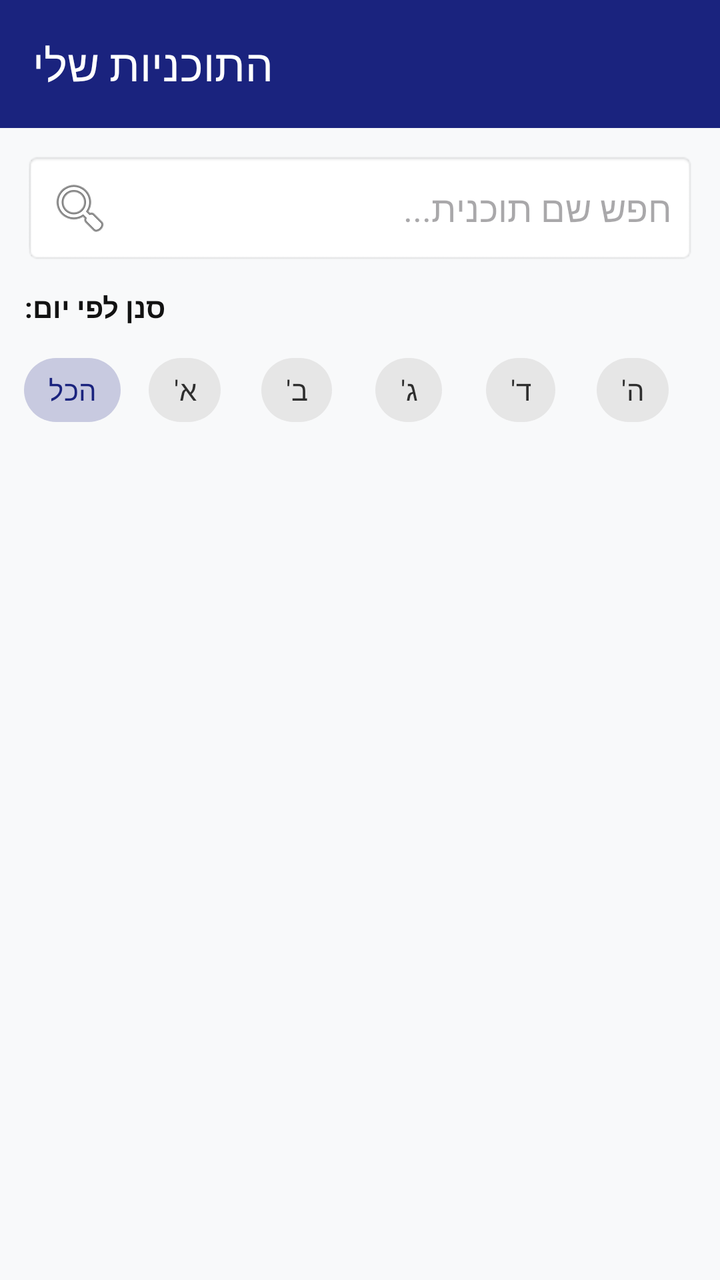
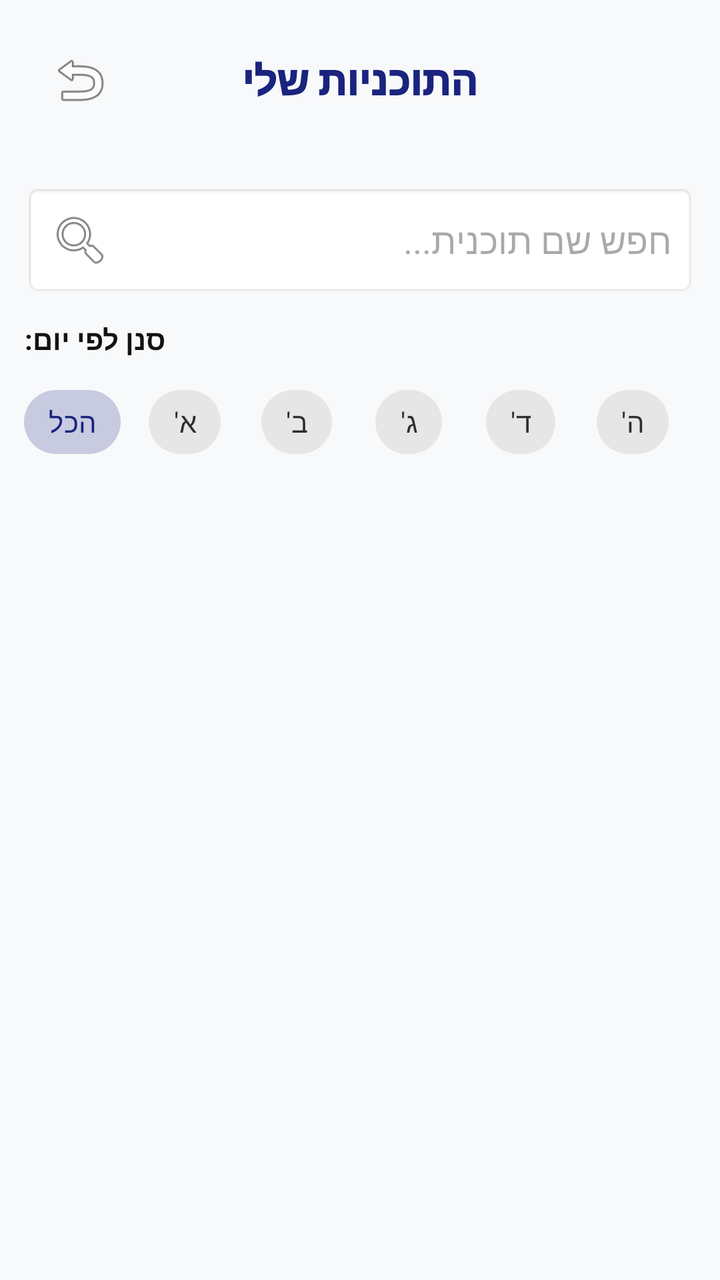

An Android layout rendered at two revisions. The XML below is the earlier revision; the diff shows what the commit changed to produce the second picture.
<!-- AndroidManifest.xml: application theme Theme.Gym_calender10 -->
<!-- res/layout/activity_item_plan.xml -->
<?xml version="1.0" encoding="utf-8"?>
<LinearLayout xmlns:android="http://schemas.android.com/apk/res/android"
    xmlns:app="http://schemas.android.com/apk/res-auto"
    android:id="@+id/main"
    android:layout_width="match_parent"
    android:layout_height="match_parent"
    android:orientation="vertical"
    android:background="@color/backgroundColor">

    <com.google.android.material.appbar.MaterialToolbar
        android:id="@+id/toolbar"
        android:layout_width="match_parent"
        android:layout_height="?attr/actionBarSize"
        android:background="@color/primaryColor"
        app:title="התוכניות שלי"
        app:titleTextColor="@android:color/white" />

    <LinearLayout
        android:layout_width="match_parent"
        android:layout_height="wrap_content"
        android:orientation="vertical"
        android:padding="12dp">

        
        <EditText
            android:id="@+id/etSearchPlan"
            android:layout_width="match_parent"
            android:layout_height="wrap_content"
            android:background="@android:drawable/editbox_background"
            android:drawableStart="@android:drawable/ic_menu_search"
            android:drawablePadding="8dp"
            android:hint="חפש שם תוכנית..."
            android:inputType="text"
            android:padding="12dp" />

        
        <TextView
            android:layout_width="wrap_content"
            android:layout_height="wrap_content"
            android:layout_marginTop="12dp"
            android:text="סנן לפי יום:"
            android:textStyle="bold"
            android:textColor="@color/primaryTextColor" />

        <HorizontalScrollView
            android:layout_width="match_parent"
            android:layout_height="wrap_content"
            android:scrollbars="none"
            android:layout_marginTop="8dp">

            <com.google.android.material.chip.ChipGroup
                android:id="@+id/cgDays"
                android:layout_width="wrap_content"
                android:layout_height="wrap_content"
                app:singleSelection="true">

                <com.google.android.material.chip.Chip
                    android:id="@+id/chipAll"
                    style="@style/Widget.MaterialComponents.Chip.Choice"
                    android:layout_width="wrap_content"
                    android:layout_height="wrap_content"
                    android:text="הכל"
                    android:checked="true" />

                <com.google.android.material.chip.Chip
                    android:id="@+id/chipSun"
                    style="@style/Widget.MaterialComponents.Chip.Choice"
                    android:layout_width="wrap_content"
                    android:layout_height="wrap_content"
                    android:text="א'" />

                <com.google.android.material.chip.Chip
                    android:id="@+id/chipMon"
                    style="@style/Widget.MaterialComponents.Chip.Choice"
                    android:layout_width="wrap_content"
                    android:layout_height="wrap_content"
                    android:text="ב'" />

                <com.google.android.material.chip.Chip
                    android:id="@+id/chipTue"
                    style="@style/Widget.MaterialComponents.Chip.Choice"
                    android:layout_width="wrap_content"
                    android:layout_height="wrap_content"
                    android:text="ג'" />

                <com.google.android.material.chip.Chip
                    android:id="@+id/chipWed"
                    style="@style/Widget.MaterialComponents.Chip.Choice"
                    android:layout_width="wrap_content"
                    android:layout_height="wrap_content"
                    android:text="ד'" />

                <com.google.android.material.chip.Chip
                    android:id="@+id/chipThu"
                    style="@style/Widget.MaterialComponents.Chip.Choice"
                    android:layout_width="wrap_content"
                    android:layout_height="wrap_content"
                    android:text="ה'" />

                <com.google.android.material.chip.Chip
                    android:id="@+id/chipFri"
                    style="@style/Widget.MaterialComponents.Chip.Choice"
                    android:layout_width="wrap_content"
                    android:layout_height="wrap_content"
                    android:text="ו'" />

                <com.google.android.material.chip.Chip
                    android:id="@+id/chipSat"
                    style="@style/Widget.MaterialComponents.Chip.Choice"
                    android:layout_width="wrap_content"
                    android:layout_height="wrap_content"
                    android:text="שבת" />

            </com.google.android.material.chip.ChipGroup>
        </HorizontalScrollView>

    </LinearLayout>

    <androidx.recyclerview.widget.RecyclerView
        android:id="@+id/rvAllPlans"
        android:layout_width="match_parent"
        android:layout_height="match_parent"
        android:padding="8dp"
        android:clipToPadding="false" />

</LinearLayout>
<!-- resources referenced by this layout -->
<resources>
  <color name="backgroundColor">#F8F9FA</color>
  <color name="primaryColor">#1A237E</color>
  <color name="primaryTextColor">#121212</color>
  <style name="Theme.Gym_calender10" parent="Theme.Material3.Light.NoActionBar">
          
          <item name="colorPrimary">@color/primaryColor</item>
          <item name="colorPrimaryVariant">@color/primaryDarkColor</item>
          <item name="colorOnPrimary">@color/whiteTextColor</item>
  
          
          <item name="colorSecondary">@color/secondaryColor</item>
          <item name="colorSecondaryVariant">@color/secondaryDarkColor</item>
          <item name="colorOnSecondary">@color/whiteTextColor</item>
  
          
          <item name="android:statusBarColor">@color/primaryDarkColor</item>
  
          
          <item name="android:windowBackground">@color/backgroundColor</item>
          <item name="colorSurface">@color/surfaceColor</item>
          <item name="colorOnSurface">@color/primaryTextColor</item>
  
          
          <item name="materialButtonStyle">@style/AppButton</item>
          <item name="textInputStyle">@style/AppTextInputLayout</item>
          <item name="materialCardViewStyle">@style/AppCard</item>
  
          <item name="bottomSheetDialogTheme">@style/AppBottomSheetDialogTheme</item>
      </style>
  <color name="primaryDarkColor">#000051</color>
  <color name="whiteTextColor">#FFFFFF</color>
  <color name="secondaryColor">#E65100</color>
  <color name="secondaryDarkColor">#BF360C</color>
  <color name="surfaceColor">#FFFFFF</color>
  <style name="AppButton" parent="Widget.Material3.Button">
          <item name="android:insetTop">0dp</item>
          <item name="android:insetBottom">0dp</item>
          <item name="shapeAppearance">@style/ShapeAppearance.App.MediumComponent</item>
      </style>
  <style name="AppTextInputLayout" parent="Widget.Material3.TextInputLayout.OutlinedBox">
          <item name="boxStrokeColor">@color/primaryColor</item>
          <item name="boxCornerRadiusTopStart">8dp</item>
          <item name="boxCornerRadiusTopEnd">8dp</item>
          <item name="boxCornerRadiusBottomStart">8dp</item>
          <item name="boxCornerRadiusBottomEnd">8dp</item>
      </style>
  <style name="AppCard" parent="Widget.Material3.CardView.Elevated">
          <item name="cardBackgroundColor">@color/cardBackground</item>
          <item name="cardElevation">4dp</item>
          <item name="cardCornerRadius">16dp</item>
          <item name="shapeAppearance">@style/ShapeAppearance.App.MediumComponent</item>
      </style>
  <style name="AppBottomSheetDialogTheme" parent="Theme.Design.Light.BottomSheetDialog">
          <item name="bottomSheetStyle">@style/AppBottomSheetStyle</item>
      </style>
  <style name="ShapeAppearance.App.MediumComponent" parent="ShapeAppearance.Material3.MediumComponent">
          <item name="cornerFamily">rounded</item>
          <item name="cornerSize">12dp</item>
      </style>
  <color name="cardBackground">#FFFFFF</color>
  <style name="AppBottomSheetStyle" parent="Widget.Design.BottomSheet.Modal">
          <item name="android:background">@android:color/transparent</item>
      </style>
</resources>

<!-- the commit's change to res/layout/activity_item_plan.xml (unified diff, before → after) -->
@@ -1,19 +1,35 @@
 <?xml version="1.0" encoding="utf-8"?>
 <LinearLayout xmlns:android="http://schemas.android.com/apk/res/android"
-    xmlns:app="http://schemas.android.com/apk/res-auto"
     android:id="@+id/main"
     android:layout_width="match_parent"
     android:layout_height="match_parent"
     android:orientation="vertical"
     android:background="@color/backgroundColor">
 
-    <com.google.android.material.appbar.MaterialToolbar
-        android:id="@+id/toolbar"
+    <FrameLayout
+        android:id="@+id/topBar"
         android:layout_width="match_parent"
-        android:layout_height="?attr/actionBarSize"
-        android:background="@color/primaryColor"
-        app:title="התוכניות שלי"
-        app:titleTextColor="@android:color/white" />
+        android:layout_height="wrap_content"
+        android:padding="16dp">
+
+        <ImageButton
+            android:id="@+id/btnBack"
+            android:layout_width="48dp"
+            android:layout_height="48dp"
+            android:layout_gravity="start|center_vertical"
+            android:background="?attr/selectableItemBackgroundBorderless"
+            android:src="@android:drawable/ic_menu_revert"
+            android:contentDescription="חזרה" />
+
+        <TextView
+            android:layout_width="wrap_content"
+            android:layout_height="wrap_content"
+            android:layout_gravity="center"
+            android:text="התוכניות שלי"
+            android:textColor="@color/primaryColor"
+            android:textSize="20sp"
+            android:fontFamily="sans-serif-black" />
+    </FrameLayout>
 
     <LinearLayout
         android:layout_width="match_parent"
@@ -51,8 +67,7 @@
             <com.google.android.material.chip.ChipGroup
                 android:id="@+id/cgDays"
                 android:layout_width="wrap_content"
-                android:layout_height="wrap_content"
-                app:singleSelection="true">
+                android:layout_height="wrap_content">
 
                 <com.google.android.material.chip.Chip
                     android:id="@+id/chipAll"
